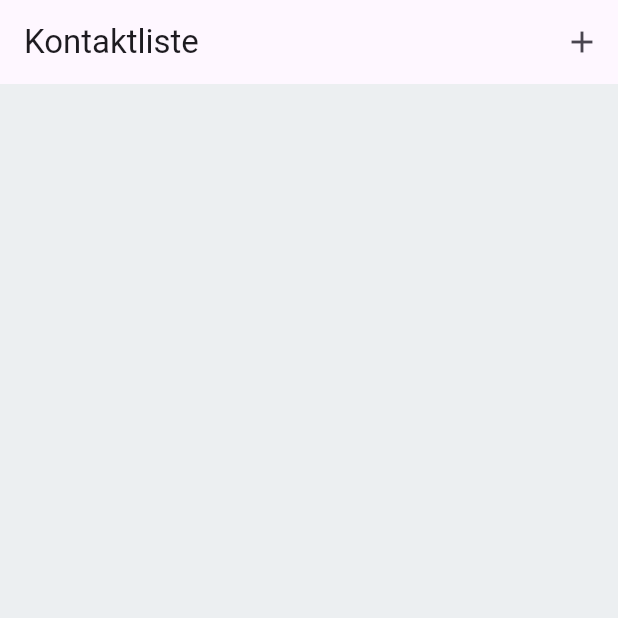
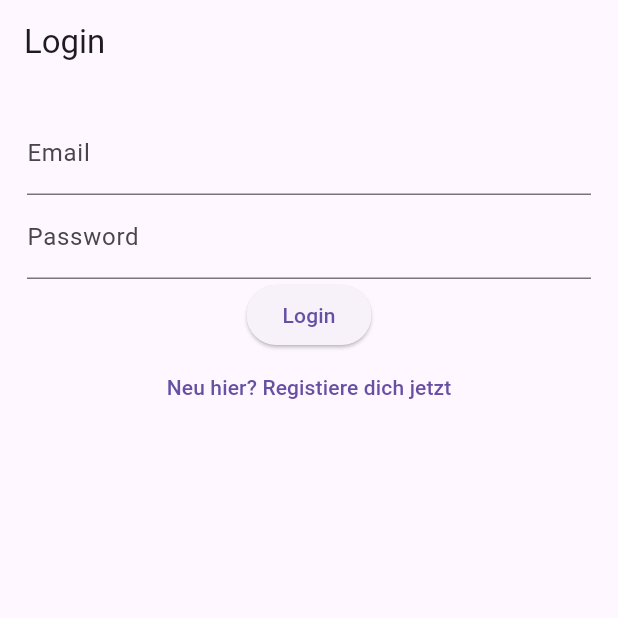
Before and after one commit to kopply/flutter-einsteiger-bootcamp, a Flutter app: the screen it shows after launch, on a phone screen of 412 x 824 dp, the top half of it. Run offline on Flutter 3.47's test engine with Material 3 defaults, Android fonts, the phone set to English and light mode, and no system bars; our stand-ins replace firebase_auth, firebase_core, hive, hive_flutter; accounts and stored records are empty; generated files the repository leaves out were written again.

Commit message:
Authentication with Auth Flow

```diff
--- /dev/null
+++ b/lib/screens/auth_wrapper.dart
@@ -0,0 +1,30 @@
+import 'package:contact_app/screens/contact_list_screen.dart';
+import 'package:contact_app/screens/login_screen.dart';
+import 'package:contact_app/services/auth_service.dart';
+import 'package:firebase_auth/firebase_auth.dart';
+import 'package:flutter/material.dart';
+
+class AuthWrapper extends StatelessWidget {
+  final AuthService _authService = AuthService();
+
+  @override
+  Widget build(BuildContext context) {
+    return StreamBuilder<User?>(
+      stream: _authService.authStateChanges,
+      builder: (context, snapshot) {
+        if (snapshot.connectionState == ConnectionState.active) {
+          User? user = snapshot.data;
+          if (user == null) {
+            return LoginScreen();
+          }
+          return const ContactListScreen();
+        }
+        return const Scaffold(
+          body: Center(
+            child: CircularProgressIndicator(),
+          ),
+        );
+      },
+    );
+  }
+}
--- a/lib/screens/contact_form_screen.dart
+++ b/lib/screens/contact_form_screen.dart
@@ -166,7 +166,7 @@ class _ContactFormScreenState extends State<ContactFormScreen> {
               ElevatedButton(
                 onPressed:
                     _saveContact, // Ruft die Methode zum Speichern des Kontakts auf.
-                child: Text('Save Contact'),
+                child: Text('Kontakt speichern'),
               ),
             ],
           ),
--- /dev/null
+++ b/lib/screens/login_screen.dart
@@ -0,0 +1,60 @@
+import 'package:contact_app/services/auth_service.dart';
+import 'package:flutter/material.dart';
+
+class LoginScreen extends StatefulWidget {
+  @override
+  _LoginScreenState createState() => _LoginScreenState();
+}
+
+class _LoginScreenState extends State<LoginScreen> {
+  final AuthService _authService = AuthService();
+  final TextEditingController _emailController = TextEditingController();
+  final TextEditingController _passwordController = TextEditingController();
+
+  void _login() async {
+    try {
+      final user = await _authService.signInWithEmailAndPassword(
+        _emailController.text,
+        _passwordController.text,
+      );
+      if (user != null) {
+        Navigator.of(context).pushReplacementNamed('/');
+      }
+    } catch (e) {
+      print(e);
+    }
+  }
+
+  @override
+  Widget build(BuildContext context) {
+    return Scaffold(
+      appBar: AppBar(title: const Text("Login")),
+      body: Container(
+        margin: const EdgeInsets.all(18.0),
+        child: Column(
+          children: <Widget>[
+            TextField(
+              controller: _emailController,
+              decoration: const InputDecoration(labelText: 'Email'),
+            ),
+            TextField(
+              controller: _passwordController,
+              obscureText: true,
+              decoration: const InputDecoration(
+                labelText: 'Password',
+              ),
+            ),
+            ElevatedButton(
+              onPressed: _login,
+              child: const Text('Login'),
+            ),
+            TextButton(
+              onPressed: () => Navigator.of(context).pushNamed('/signup'),
+              child: Text("Neu hier? Registiere dich jetzt"),
+            ),
+          ],
+        ),
+      ),
+    );
+  }
+}
--- /dev/null
+++ b/lib/services/auth_service.dart
@@ -0,0 +1,37 @@
+import 'package:firebase_auth/firebase_auth.dart';
+
+class AuthService {
+  final FirebaseAuth _firebaseAuth = FirebaseAuth.instance;
+
+  // Stream to notify about changes in authentication state
+  Stream<User?> get authStateChanges => _firebaseAuth.authStateChanges();
+
+  // Sign in with email and password
+  Future<User?> signInWithEmailAndPassword(
+      String email, String password) async {
+    try {
+      UserCredential result = await _firebaseAuth.signInWithEmailAndPassword(
+          email: email, password: password);
+      return result.user;
+    } catch (e) {
+      throw Exception("Failed to sign in: $e");
+    }
+  }
+
+  // Sign up with email and password
+  Future<User?> createUserWithEmailAndPassword(
+      String email, String password) async {
+    try {
+      UserCredential result = await _firebaseAuth
+          .createUserWithEmailAndPassword(email: email, password: password);
+      return result.user;
+    } catch (e) {
+      throw Exception("Failed to sign up: $e");
+    }
+  }
+
+  // Sign out
+  Future<void> signOut() async {
+    await _firebaseAuth.signOut();
+  }
+}
--- a/pubspec.yaml
+++ b/pubspec.yaml
@@ -16,6 +16,8 @@ dependencies:
   url_launcher: ^6.2.6
 
   cupertino_icons: ^1.0.2
+  firebase_auth: ^4.19.2
+  firebase_core: ^2.30.0
 
 dev_dependencies:
   flutter_test:
```
Also changed, not shown: lib/main.dart (+13 -3 lines), lib/screens/contact_list_screen.dart (+24 -2 lines), lib/screens/signup_screen.dart (added, +95 -0 lines), pubspec.lock, 8 other files.
